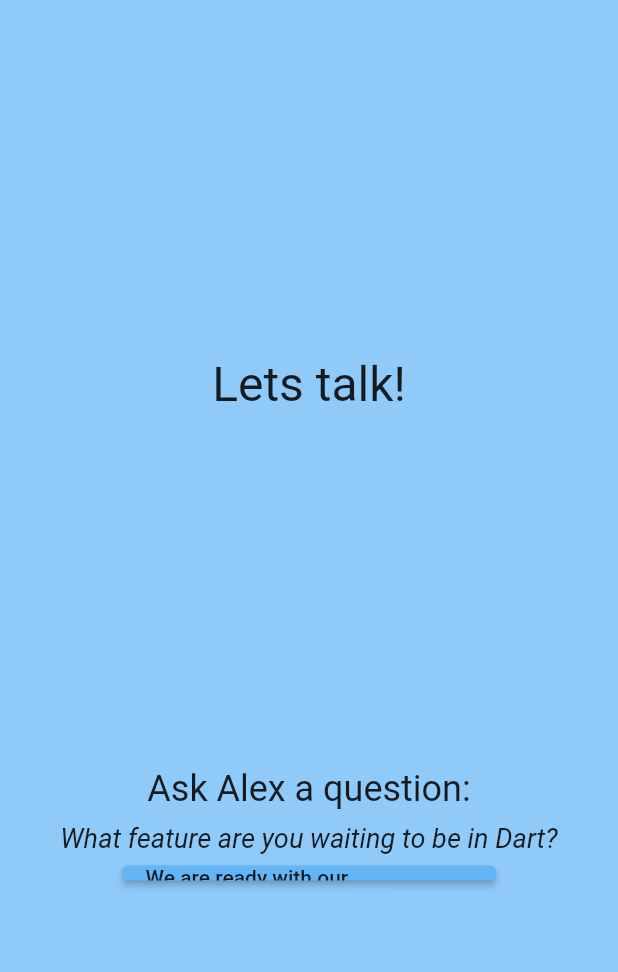
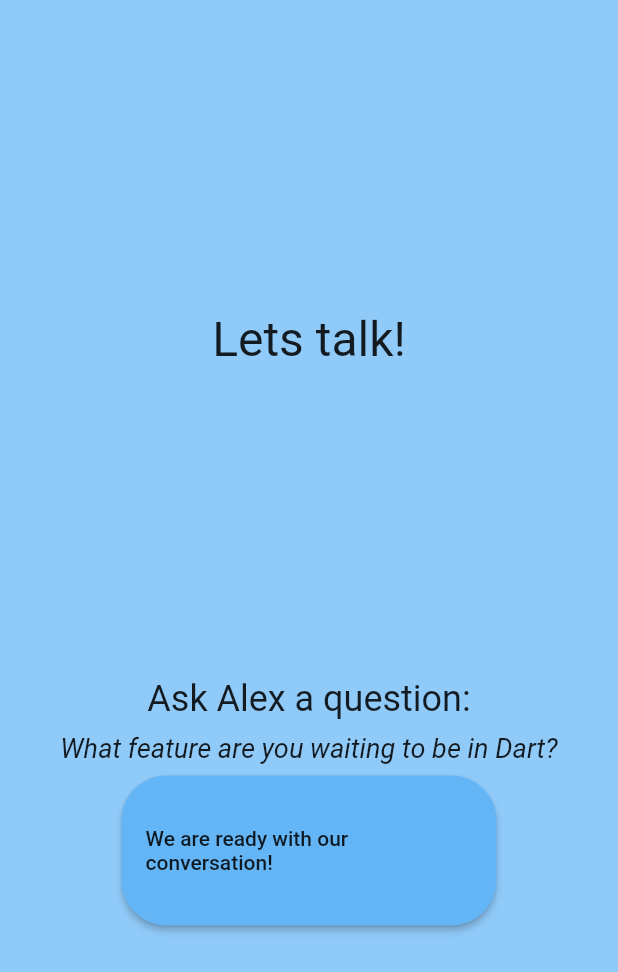
Before and after one commit to alexlindroos/icebreaker, a Flutter app: the QuestionPage screen opened by its route, on a phone screen of 412 x 824 dp. Shown: the top 972 px of the screen. Run offline on Flutter 3.47's test engine with Material 2 defaults, Android fonts, the phone set to English and light mode, and no system bars; our stand-ins replace camera, cloud_firestore, firebase_auth, firebase_storage, flare_flutter, qr_flutter; missing offline and left inert: fast_qr_reader_view; accounts and stored records are empty.

Commit message:
Fixed a bug with the height.

```diff
--- a/lib/question_page.dart
+++ b/lib/question_page.dart
@@ -39,7 +39,7 @@ class QuestionPage extends StatelessWidget {
                 ),
                 SizedBox(
                   width: 250.0,
-                  height: 10.0,
+                  height: 100.0,
                   child: RaisedButton(
                       onPressed: () =>  Navigator.pushReplacementNamed(context, Routes.thankYou),
                       child: Text("We are ready with our conversation!"),
```
